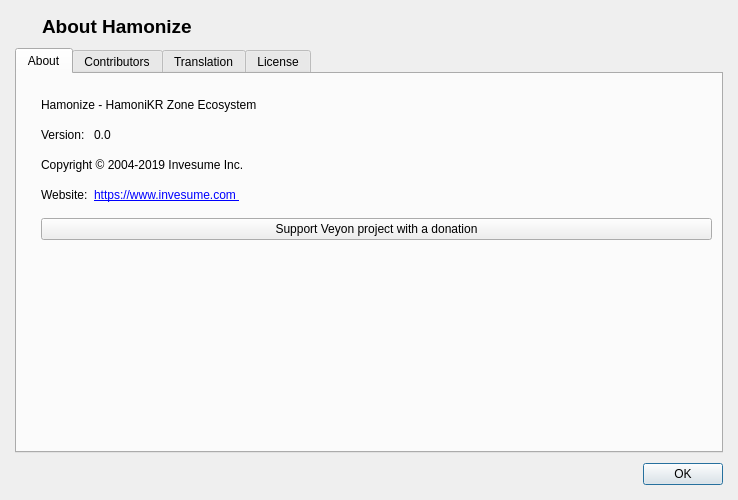
This is hamonize-admin/core/src/AboutDialog.ui in hamonikr/hamonize as Qt 5 draws it before an edit. The edited form follows.
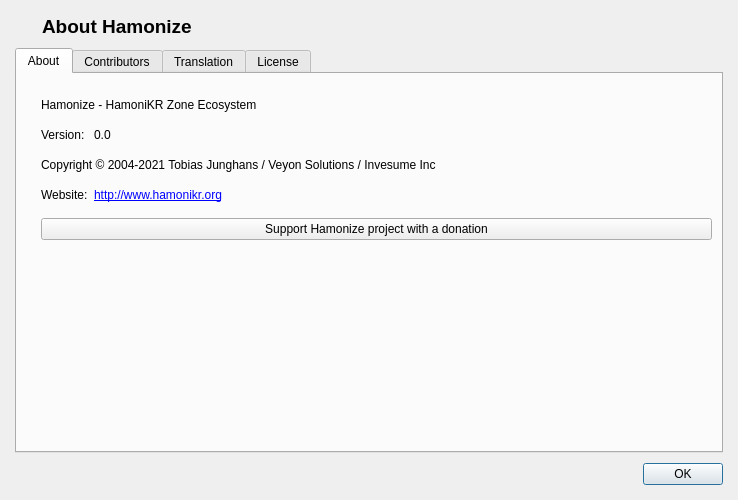
This is the edited form. The open tabs and pages were chosen to show the change. Icons and pictures are not drawn.

Commit message: upgrade hamonize-admin to veyon4.5

Patch:
```diff
--- a/hamonize-admin/core/src/AboutDialog.ui
+++ b/hamonize-admin/core/src/AboutDialog.ui
@@ -139,7 +139,7 @@
        <item row="5" column="1">
         <widget class="QLabel" name="label_4">
          <property name="text">
-          <string notr="true">&lt;html&gt;&lt;head/&gt;&lt;body&gt;&lt;p&gt;&lt;a href=&quot;https://www.invesume.com&quot;&gt;&lt;span style=&quot; text-decoration: underline; color:#0000ff;&quot;&gt;https://www.invesume.com &lt;/span&gt;&lt;/a&gt;&lt;/p&gt;&lt;/body&gt;&lt;/html&gt;</string>
+          <string notr="true">&lt;a href=&quot;http://www.hamonikr.org&quot;&gt;http://www.hamonikr.org&lt;/a&gt;</string>
          </property>
          <property name="openExternalLinks">
           <bool>true</bool>
@@ -149,7 +149,7 @@
        <item row="3" column="0" colspan="2">
         <widget class="QLabel" name="label_8">
          <property name="text">
-          <string notr="true">Copyright © 2004-2019 Invesume Inc.</string>
+          <string notr="true">Copyright © 2004-2021 Tobias Junghans / Veyon Solutions / Invesume Inc</string>
          </property>
         </widget>
        </item>
@@ -176,7 +176,7 @@
        <item row="6" column="0" colspan="2">
         <widget class="QPushButton" name="donateButton">
          <property name="text">
-          <string>Support Veyon project with a donation</string>
+          <string>Support Hamonize project with a donation</string>
          </property>
         </widget>
        </item>
```
Left out of the diff: 6 changed lines with no effect on the pictures. The commit also changes 723 other files.
